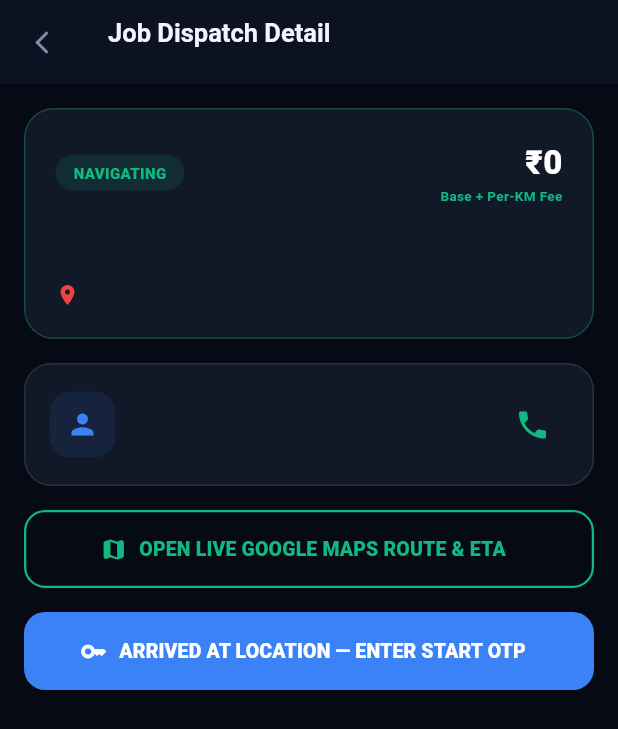
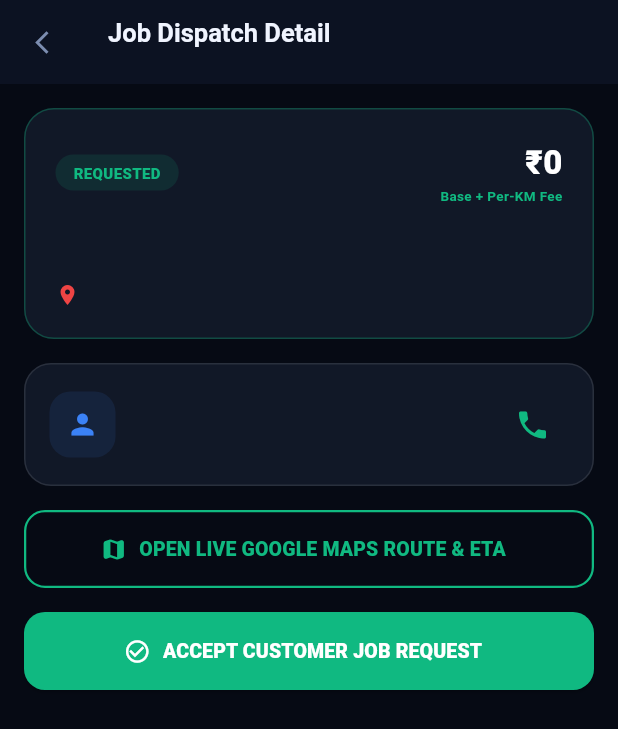
Before and after one commit to devwithanandhukannan/lumo_professional_Flutterapp, a Flutter app: the JobDetailScreen screen opened directly with empty values, on a phone screen of 412 x 824 dp. Shown: the top 729 px of the screen. Run offline on Flutter 3.47's test engine with Material 3 defaults, Android fonts, the phone set to English and light mode, and no system bars; our stand-ins replace file_picker, geolocator, google_maps_flutter, image_picker, shared_preferences; accounts and stored records are empty.

Commit message:
feat: implement live job status fetching and optimize SOS UI layout in dashboard

```diff
--- a/lib/features/jobs/job_detail_screen.dart
+++ b/lib/features/jobs/job_detail_screen.dart
@@ -19,6 +19,7 @@ class _JobDetailScreenState extends State<JobDetailScreen> {
 
   String _jobState = 'NAVIGATING';
   bool _verifyingOtp = false;
+  Map<String, dynamic>? _liveJobData;
 
   @override
   void initState() {
@@ -26,9 +27,30 @@ class _JobDetailScreenState extends State<JobDetailScreen> {
     final status = (widget.job['status'] as String? ?? '').toUpperCase();
     if (status == 'IN_PROGRESS') {
       _jobState = 'IN_PROGRESS';
+    } else if (status == 'COMPLETED') {
+      _jobState = 'COMPLETED';
+    } else if (status == 'ACCEPTED' || status == 'NAVIGATING') {
+      _jobState = 'NAVIGATING';
     } else {
-      _jobState = 'NAVIGATING';
+      _jobState = status.isNotEmpty ? status : 'REQUESTED';
     }
+    _loadLiveJobData();
+  }
+
+  Future<void> _loadLiveJobData() async {
+    try {
+      final bookingId = widget.job['id']?.toString() ?? '';
+      if (bookingId.isNotEmpty) {
+        final data = await ProApiClient.getJobById(bookingId);
+        if (data.isNotEmpty && mounted) {
+          setState(() {
+            _liveJobData = data;
+            final st = (data['status'] as String? ?? '').toUpperCase();
+            if (st.isNotEmpty) _jobState = st;
+          });
+        }
+      }
+    } catch (_) {}
   }
 
   @override
@@ -210,12 +232,13 @@ class _JobDetailScreenState extends State<JobDetailScreen> {
 
   @override
   Widget build(BuildContext context) {
-    final amount = widget.job['total_amount']?.toString() ?? '0';
-    final serviceName = widget.job['service_name']?.toString() ?? 'Service';
-    final address = widget.job['customer_address']?.toString() ?? 'Address';
-    final bookingId = widget.job['id']?.toString() ?? '';
-    final customerName = widget.job['customer_name']?.toString() ?? 'Customer';
-    final customerPhone = widget.job['customer_phone']?.toString() ?? '+91 98765 43210';
+    final jobMap = _liveJobData ?? widget.job;
+    final amount = jobMap['total_amount']?.toString() ?? '0';
+    final serviceName = jobMap['service_name']?.toString() ?? 'Service';
+    final address = jobMap['address_text']?.toString() ?? jobMap['customer_address']?.toString() ?? jobMap['address']?.toString() ?? 'Thottikkanam, Kerala';
+    final bookingId = jobMap['id']?.toString() ?? '';
+    final customerName = jobMap['customer_name']?.toString() ?? 'Customer';
+    final customerPhone = jobMap['customer_phone']?.toString() ?? '+91 98765 43210';
 
     return Scaffold(
       backgroundColor: ProColors.background,
--- a/lib/features/navigation/pro_map_screen.dart
+++ b/lib/features/navigation/pro_map_screen.dart
@@ -17,8 +17,8 @@ class ProMapScreen extends StatefulWidget {
 class _ProMapScreenState extends State<ProMapScreen> {
   GoogleMapController? _mapController;
 
-  LatLng _proLocation = const LatLng(12.9716, 77.5946);
-  LatLng _customerLocation = const LatLng(12.9783, 77.6408);
+  LatLng _proLocation = const LatLng(9.9484, 77.1931);
+  LatLng _customerLocation = const LatLng(9.9492, 77.1925);
 
   Set<Marker> _markers = {};
   Set<Polyline> _polylines = {};
@@ -33,8 +33,8 @@ class _ProMapScreenState extends State<ProMapScreen> {
 
   Future<void> _initCoordinatesAndRoute() async {
     // 1. Extract customer coordinates if available from job payload
-    final custLat = double.tryParse(widget.job['latitude']?.toString() ?? '') ?? 12.9783;
-    final custLng = double.tryParse(widget.job['longitude']?.toString() ?? '') ?? 77.6408;
+    final custLat = double.tryParse(widget.job['latitude']?.toString() ?? '') ?? 9.9492;
+    final custLng = double.tryParse(widget.job['longitude']?.toString() ?? '') ?? 77.1925;
     _customerLocation = LatLng(custLat, custLng);
 
     // 2. Fetch high-accuracy live GPS location from device via Geolocator
```
Also changed, not shown: lib/core/network/pro_api_client.dart (+10 -0 lines), lib/features/dashboard/pro_dashboard_screen.dart (+49 -38 lines).
